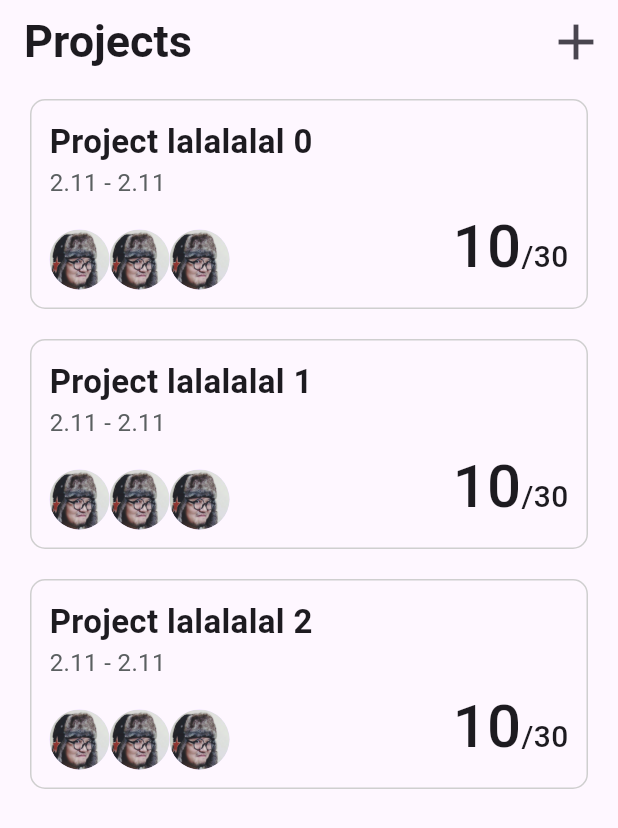
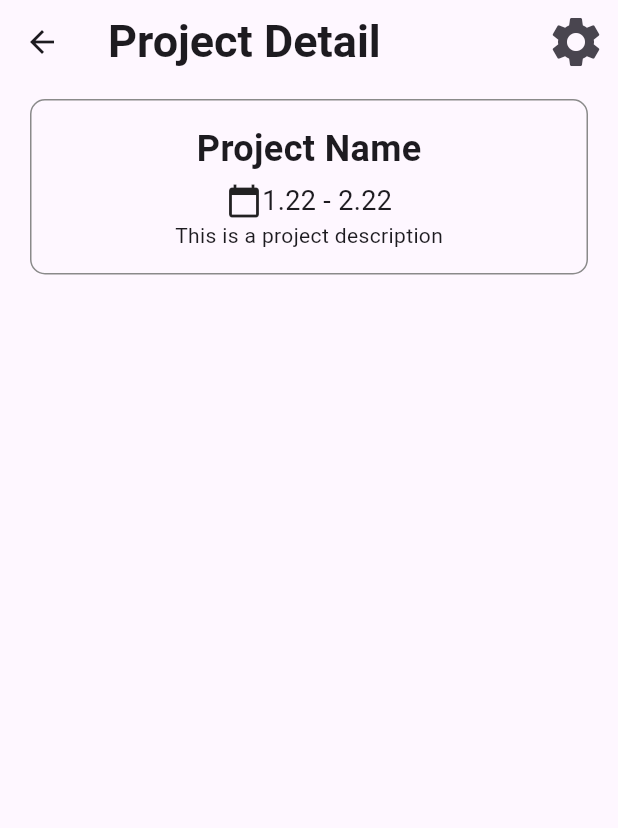
Before and after one commit to Mou2xie/taskSpark, a Flutter app: the screen it shows after launch, after a tap on an icon or button, on a phone screen of 412 x 824 dp. Shown: the top 828 px of the screen. Run offline on Flutter 3.47's test engine with Material 3 defaults, Android fonts, the phone set to English and light mode, and no system bars.

Commit message:
project detail in progress

```diff
--- a/lib/components/ProjectItem.dart
+++ b/lib/components/ProjectItem.dart
@@ -1,5 +1,6 @@
 import 'package:flutter/material.dart';
 import 'package:project_manager/models/ProjectModel.dart';
+import 'package:project_manager/route/projectDetail.dart';
 
 class ProjectItem extends StatelessWidget {
   final Project project;
@@ -10,7 +11,8 @@ class ProjectItem extends StatelessWidget {
   Widget build(BuildContext context) {
     return GestureDetector(
         onTap: () {
-          // jump to project detail page, undone
+          Navigator.push(context,
+              MaterialPageRoute(builder: (context) => ProjectDetail()));
         },
         child: Container(
           decoration: BoxDecoration(
--- a/lib/route/createProject.dart
+++ b/lib/route/createProject.dart
@@ -74,7 +74,7 @@ class _FormWidgetState extends State {
               border: Border.all(color: Color(0xffCFCFCF)),
               borderRadius: BorderRadius.circular(5),
             ),
-            padding: EdgeInsets.all(5),
+            padding: EdgeInsets.symmetric(horizontal: 10,vertical: 1),
             child: Row(
               children: [
                 Icon(
--- a/lib/route/projectDetail.dart
+++ b/lib/route/projectDetail.dart
@@ -0,0 +1,61 @@
+import 'package:flutter/material.dart';
+
+class ProjectDetail extends StatelessWidget {
+  @override
+  Widget build(BuildContext context) {
+    return Scaffold(
+      appBar: AppBar(
+        title: Text(
+          'Project Detail',
+          style: TextStyle(fontSize: 30, fontWeight: FontWeight.bold),
+        ),
+        actions: [
+          IconButton(
+            icon: Icon(Icons.settings, size: 40),
+            onPressed: () {
+              // should be a dropdown list
+            },
+          ),
+        ],
+      ),
+      body: SingleChildScrollView(
+        padding: EdgeInsets.symmetric(vertical: 10, horizontal: 20),
+        child: Column(
+          children: [
+            TopCard(),
+            // list undone
+          ],
+        ),
+      ),
+    );
+  }
+}
+
+class TopCard extends StatelessWidget{
+  @override
+  Widget build(BuildContext context) {
+    return Container(
+      width: double.infinity,
+      padding: EdgeInsets.all(15),
+      decoration: BoxDecoration(
+        border: Border.all(color: const Color.fromARGB(255, 138, 138, 138)),
+        borderRadius: BorderRadius.circular(10),
+      ),
+      child: Column(
+        children: [
+          Text('Project Name', style: TextStyle(fontSize: 24, fontWeight: FontWeight.bold)),
+          SizedBox(height: 5),
+          Row(
+            mainAxisAlignment: MainAxisAlignment.center,
+            children: [
+              Icon(Icons.calendar_today),
+              Text('1.22 - 2.22',style: TextStyle(fontSize: 18),),
+            ],
+          ),
+          // prople list undone
+          Text('This is a project description', style: TextStyle(fontSize: 14)),
+        ],
+      ),
+    );
+  }
+}
```
